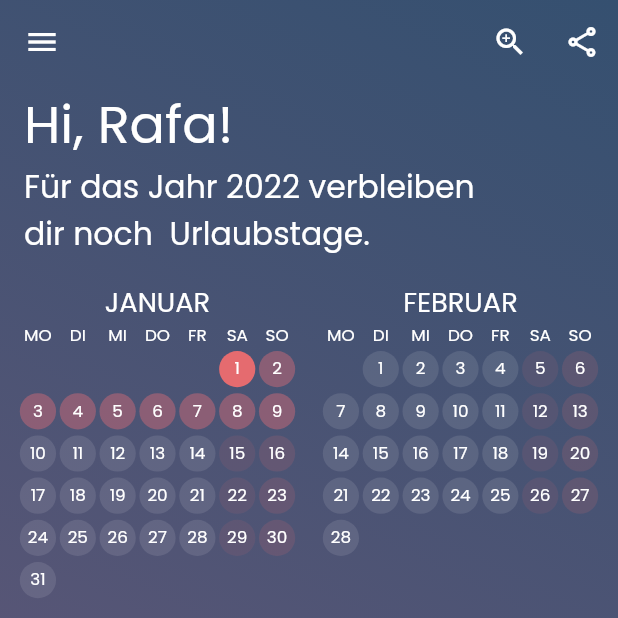
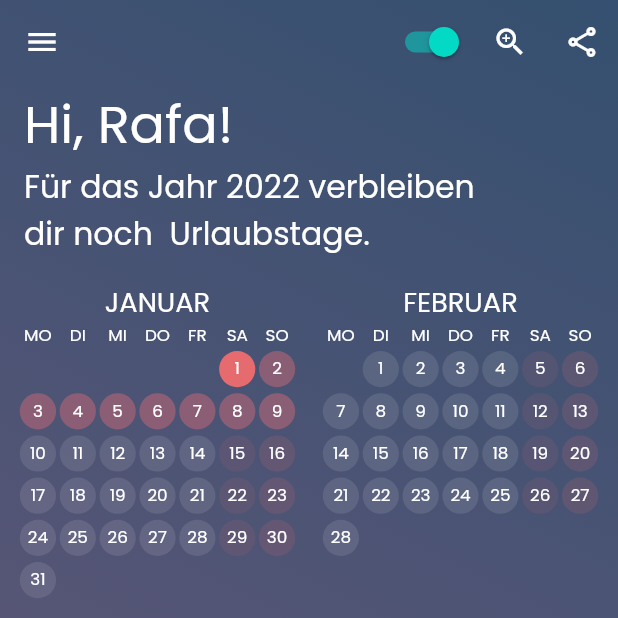
Before and after one commit to RootITUp/vacationplanner, a Flutter app: the screen it shows after launch, on a phone screen of 412 x 824 dp, the top half of it. Run offline on Flutter 3.47's test engine with Material 2 defaults, Android fonts, the phone set to English and light mode, and no system bars; our stand-ins replace equatable, flutter_bloc; missing offline and left inert: global_configuration.

Commit message:
[+] added possibility to switch theme

```diff
--- a/lib/main.dart
+++ b/lib/main.dart
@@ -2,12 +2,14 @@ import 'package:flutter/material.dart';
 import 'package:flutter_bloc/flutter_bloc.dart';
 import 'package:flutter_localizations/flutter_localizations.dart';
 import 'package:global_configuration/global_configuration.dart';
-import 'package:google_fonts/google_fonts.dart';
 import 'package:intl/date_symbol_data_local.dart';
+import 'package:provider/provider.dart';
 import 'package:vacation_planner/blocs/vacation/vacation_bloc.dart';
 import 'package:vacation_planner/blocs/vacation/vacation_state.dart';
 import 'package:vacation_planner/consts/states.dart';
 import 'package:vacation_planner/repositories/vacation_repository.dart';
+import 'package:vacation_planner/theme_provider.dart';
+import 'package:vacation_planner/widgets/change_theme_button.dart';
 import 'package:vacation_planner/yearly_calender_widget.dart';
 
 void main() async {
@@ -35,7 +37,10 @@ class MyApp extends StatelessWidget {
                       RepositoryProvider.of<VacationRepository>(context)),
             )
           ],
-          child: MaterialApp(
+          child: ChangeNotifierProvider(
+            builder: (context, _) {
+              final themeProvider = Provider.of<ThemeProvider>(context);
+              return MaterialApp(
                 localizationsDelegates: const [
                   GlobalMaterialLocalizations.delegate,
                   GlobalWidgetsLocalizations.delegate,
@@ -46,23 +51,17 @@ class MyApp extends StatelessWidget {
                   Locale('en', ''),
                 ],
                 title: 'Flutter Demo',
-            theme: ThemeData(
-              primaryIconTheme: IconThemeData(
-                color: Colors.white,
-              ),
-              primaryColor: const Color(0xff06D6A0),
-              textTheme: GoogleFonts.poppinsTextTheme().apply(
-                bodyColor: Colors.white,
-                displayColor: Colors.white,
-              ),
-              scaffoldBackgroundColor: Colors.transparent,
-              hintColor: Color(0xFF6d597a),
-              textSelectionTheme: TextSelectionTheme.of(context)
-                  .copyWith(selectionHandleColor: Color(0xFF6d597a)),
-            ),
+                themeMode: themeProvider.themeMode,
+                theme: MyThemes.lightTheme,
+                darkTheme: MyThemes.darkTheme,
                 locale: const Locale('de_DE'),
                 debugShowCheckedModeBanner: false,
                 home: const MyHomePage(title: 'Flutter Demo Home Page'),
+              );
+            },
+            create: (BuildContext context) {
+              return ThemeProvider();
+            },
           ),
         ));
   }
@@ -106,11 +105,17 @@ class _MyHomePageState extends State<MyHomePage> {
             decoration: BoxDecoration(
               gradient: LinearGradient(
                 colors: [
-                  const Color(0xFF355070),
-                  const Color(0xFF6d597a),
+                  (Provider.of<ThemeProvider>(context).themeMode ==
+                          ThemeMode.dark)
+                      ? Color(0xFF355070)
+                      : Colors.white,
+                  (Provider.of<ThemeProvider>(context).themeMode ==
+                          ThemeMode.dark)
+                      ? Color(0xFF6d597a)
+                      : Colors.white,
                 ],
-                begin: const FractionalOffset(1.0, 0.0),
-                end: const FractionalOffset(0.0, 1.0),
+                begin: FractionalOffset(1.0, 0.0),
+                end: FractionalOffset(0.0, 1.0),
               ),
             ),
             child: Scaffold(
@@ -123,7 +128,11 @@ class _MyHomePageState extends State<MyHomePage> {
                     context: context,
                     builder: (context) {
                       return SimpleDialog(
-                        backgroundColor: Color(0xffeaac8b),
+                        backgroundColor:
+                            (Provider.of<ThemeProvider>(context).themeMode ==
+                                    ThemeMode.dark)
+                                ? Color(0xffeaac8b)
+                                : Colors.white,
                         title: const Text("Konfiguration"),
                         children: [
                           Form(
@@ -254,14 +263,23 @@ class _MyHomePageState extends State<MyHomePage> {
                           state.leaveList.length)
                       .toString(),
                   textScaleFactor: 2,
+                  style: TextStyle(
+                      color: (Provider.of<ThemeProvider>(context).themeMode ==
+                              ThemeMode.dark
+                          ? Colors.white
+                          : Colors.black)),
                 ),
               ),
               drawer: Drawer(
-                backgroundColor: Color(0xFF355070),
+                backgroundColor:
+                    (Provider.of<ThemeProvider>(context).themeMode ==
+                            ThemeMode.dark)
+                        ? Color(0xFF355070)
+                        : Colors.white,
                 child: ListView(
                   padding: EdgeInsets.zero,
                   children: [
-                    const UserAccountsDrawerHeader(
+                    UserAccountsDrawerHeader(
                       currentAccountPicture: CircleAvatar(
                         backgroundColor: Color(0xFF6d597a),
                         child: Text(
@@ -275,10 +293,19 @@ class _MyHomePageState extends State<MyHomePage> {
                       accountEmail: null,
                       accountName: Text(
                         'Rafael',
-                        style: TextStyle(fontSize: 24.0, color: Colors.white),
+                        style: TextStyle(
+                            fontSize: 24.0,
+                            color: (Provider.of<ThemeProvider>(context)
+                                        .themeMode ==
+                                    ThemeMode.dark)
+                                ? Colors.white
+                                : Colors.black),
                       ),
                       decoration: BoxDecoration(
-                        color: Color(0xFF355070),
+                        color: (Provider.of<ThemeProvider>(context).themeMode ==
+                                ThemeMode.dark)
+                            ? Color(0xFF355070)
+                            : Colors.white,
                       ),
                     ),
                     Padding(
@@ -293,10 +320,24 @@ class _MyHomePageState extends State<MyHomePage> {
                             alignment: Alignment.centerLeft,
                             child: DropdownButtonHideUnderline(
                               child: DropdownButton(
-                                iconEnabledColor: Colors.white,
-                                dropdownColor: Color(0xFF6d597a),
+                                iconEnabledColor:
+                                    (Provider.of<ThemeProvider>(context)
+                                                .themeMode ==
+                                            ThemeMode.dark)
+                                        ? Colors.white
+                                        : Colors.black,
+                                dropdownColor:
+                                    (Provider.of<ThemeProvider>(context)
+                                                .themeMode ==
+                                            ThemeMode.dark)
+                                        ? Color(0xFF6d597a)
+                                        : Colors.white,
                                 style: TextStyle(
-                                  color: Colors.white,
+                                  color: (Provider.of<ThemeProvider>(context)
+                                              .themeMode ==
+                                          ThemeMode.dark)
+                                      ? Colors.white
+                                      : Colors.black,
                                 ),
                                 items: _states.map((state) {
                                   return DropdownMenuItem(
@@ -309,10 +350,10 @@ class _MyHomePageState extends State<MyHomePage> {
                                           textScaleFactor: 1.2,
                                         ),
                                       ],
-                                      ));
+                                    ),
+                                  );
                                 }).toList(),
                                 onChanged: (States? newValue) {
-                                  // do other stuff with _category
                                   setState(() => _selectedState = newValue!);
                                 },
                                 value: _selectedState,
@@ -365,13 +406,23 @@ class _MyHomePageState extends State<MyHomePage> {
                 slivers: [
                   SliverAppBar(
                     leading: IconButton(
-                      icon: Icon(Icons.menu, color: Colors.white),
+                      icon: Icon(Icons.menu,
+                          color:
+                              (Provider.of<ThemeProvider>(context).themeMode ==
+                                      ThemeMode.dark)
+                                  ? Colors.white
+                                  : Colors.black),
                       onPressed: () {
                         _scaffoldKey.currentState!.openDrawer();
                       },
                     ),
-                    actionsIconTheme: IconThemeData(color: Colors.white),
+                    actionsIconTheme: IconThemeData(
+                        color: (Provider.of<ThemeProvider>(context).themeMode ==
+                                ThemeMode.dark)
+                            ? Colors.white
+                            : Colors.black),
                     actions: [
+                      ChangeThemeButtonWidget(),
                       IconButton(
                           onPressed: () {
                             setState(() {
@@ -387,8 +438,13 @@ class _MyHomePageState extends State<MyHomePage> {
                                 )),
                       IconButton(
                         onPressed: () {},
-                          icon: const Icon(Icons.share_outlined,
-                              color: Colors.white))
+                        icon: Icon(Icons.share_outlined,
+                            color: (Provider.of<ThemeProvider>(context)
+                                        .themeMode ==
+                                    ThemeMode.dark)
+                                ? Colors.white
+                                : Colors.black),
+                      )
                     ],
                     expandedHeight: 180,
                     //floating: true,
--- /dev/null
+++ b/lib/theme_provider.dart
@@ -0,0 +1,35 @@
+import 'package:flutter/material.dart';
+
+class ThemeProvider extends ChangeNotifier {
+  ThemeMode themeMode = ThemeMode.dark;
+
+  bool get isDarkMode => themeMode == ThemeMode.dark;
+
+  void toggleTheme(bool isOn) {
+    themeMode = isOn ? ThemeMode.dark : ThemeMode.light;
+    notifyListeners();
+  }
+}
+
+class MyThemes {
+  static final darkTheme = ThemeData(
+    fontFamily: 'Poppins',
+    scaffoldBackgroundColor: Colors.transparent,
+    unselectedWidgetColor: Color(0xFF6d597a),
+    checkboxTheme: CheckboxThemeData(
+      fillColor: MaterialStateProperty.all(Color(0xFF6d597a)),
+    ),
+    hintColor: Color(0xFF6d597a),
+    colorScheme: ColorScheme.dark(),
+  );
+
+  static final lightTheme = ThemeData(
+    scaffoldBackgroundColor: Colors.transparent,
+    fontFamily: 'Poppins',
+    hintColor: Color(0xFF6d597a),
+    checkboxTheme: CheckboxThemeData(
+      fillColor: MaterialStateProperty.all(Color(0xFF6d597a)),
+    ),
+    colorScheme: ColorScheme.light(),
+  );
+}
--- a/lib/widgets/calendar_day_container.dart
+++ b/lib/widgets/calendar_day_container.dart
@@ -1,6 +1,7 @@
 import 'package:collection/collection.dart';
 import 'package:flutter/material.dart';
 import 'package:flutter_bloc/flutter_bloc.dart';
+import 'package:provider/provider.dart';
 import 'package:vacation_planner/blocs/vacation/vacation_bloc.dart';
 import 'package:vacation_planner/blocs/vacation/vacation_state.dart';
 import 'package:vacation_planner/consts/leave_type.dart';
@@ -9,6 +10,7 @@ import 'package:vacation_planner/extensions/datetime_extensions.dart';
 import 'package:vacation_planner/models/holiday.dart';
 import 'package:vacation_planner/models/leave.dart';
 import 'package:vacation_planner/models/school_vacation.dart';
+import 'package:vacation_planner/theme_provider.dart';
 
 class CalendarDay extends StatefulWidget {
   const CalendarDay(this.updateHolidayDays,
@@ -61,7 +63,11 @@ class _CalendarDayState extends State<CalendarDay> {
             child: Text(
               widget.day.day.toString(),
               textScaleFactor: (widget.numberColumns == 1) ? 1.0 : 0.8,
-              style: TextStyle(color: Colors.white),
+              style: TextStyle(
+                  color: (Provider.of<ThemeProvider>(context).themeMode ==
+                          ThemeMode.dark)
+                      ? Colors.white
+                      : Colors.black),
             ),
           ),
         ),
@@ -107,7 +113,9 @@ class _CalendarDayState extends State<CalendarDay> {
     } else if (e.weekday == 7) {
       return Color(0xffe56b6f).withOpacity(0.15);
     } else {
-      return Colors.white.withOpacity(0.1);
+      return (Provider.of<ThemeProvider>(context).themeMode == ThemeMode.dark)
+          ? Colors.white.withOpacity(0.1)
+          : Color(0xFF355070).withOpacity(0.1);
     }
   }
 }
--- /dev/null
+++ b/lib/widgets/change_theme_button.dart
@@ -0,0 +1,20 @@
+import 'package:flutter/material.dart';
+import 'package:provider/provider.dart';
+import 'package:vacation_planner/theme_provider.dart';
+
+class ChangeThemeButtonWidget extends StatelessWidget {
+  const ChangeThemeButtonWidget({Key? key}) : super(key: key);
+
+  @override
+  Widget build(BuildContext context) {
+    final themeProvider = Provider.of<ThemeProvider>(context);
+
+    return Switch.adaptive(
+      value: themeProvider.isDarkMode,
+      onChanged: (value) {
+        final provider = Provider.of<ThemeProvider>(context, listen: false);
+        provider.toggleTheme(value);
+      },
+    );
+  }
+}
```
Also changed, not shown: pubspec.yaml (+5 -4 lines), fonts/Poppins-Regular.ttf (added), pubspec.lock. Lines whose indentation alone changed are shown as unchanged.
